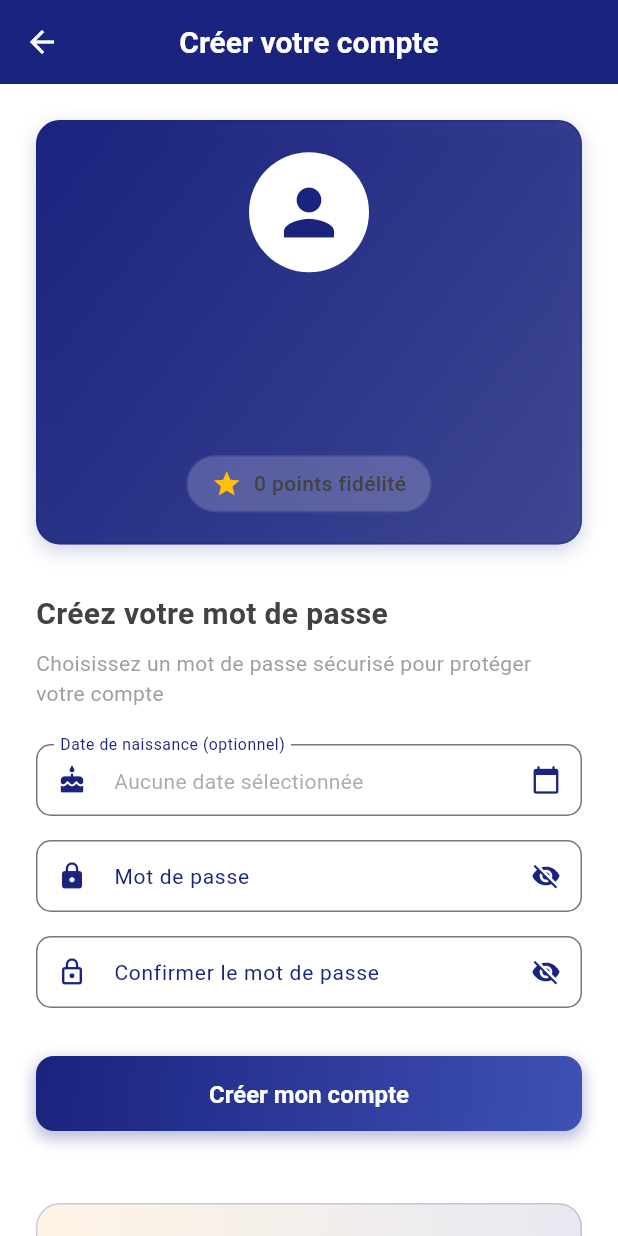
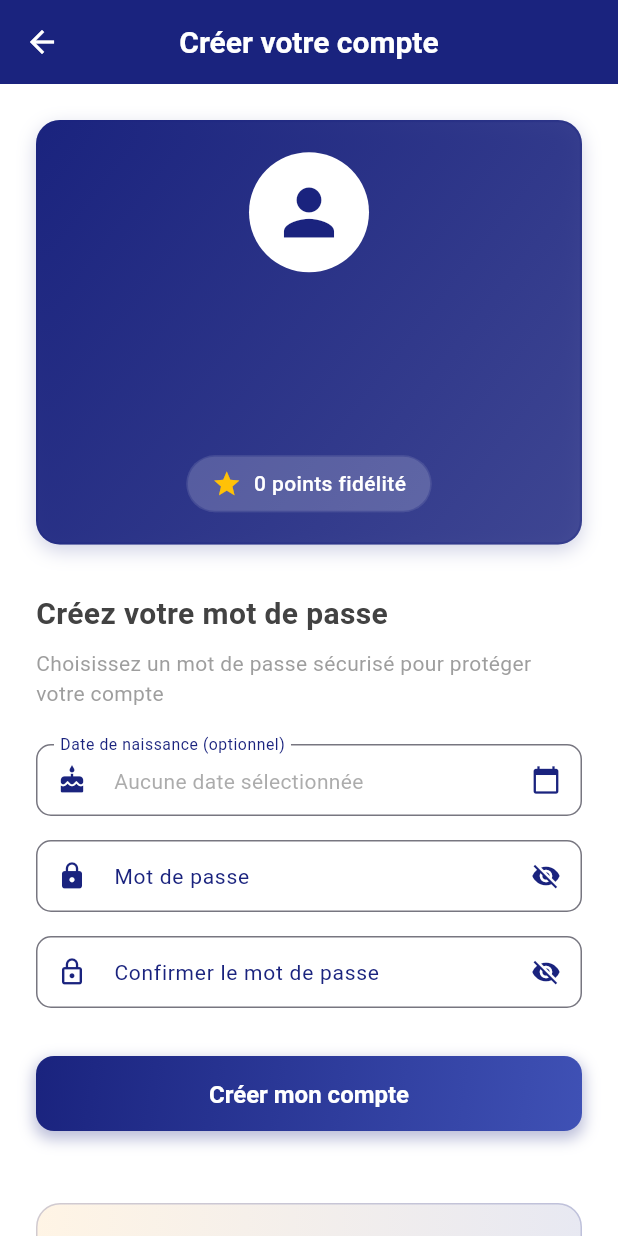
Before and after one commit to alaminefaye/mobile_artluxurybus, a Flutter app: the CreateAccountScreen screen opened directly with empty values, on a phone screen of 412 x 824 dp. Run offline on Flutter 3.47's test engine with Material 3 defaults, Android fonts, the phone set to English and light mode, and no system bars; our stand-ins replace cached_network_image, carousel_slider, device_info_plus, file_picker, firebase_core, firebase_messaging and 17 more; missing offline and left inert: ai_barcode_scanner, translator; accounts and stored records are empty; network calls fail; statements that could not run were skipped.

Commit message:
correction dans inscription client

```diff
--- a/lib/screens/create_account_screen.dart
+++ b/lib/screens/create_account_screen.dart
@@ -284,7 +284,9 @@ class _CreateAccountScreenState extends ConsumerState<CreateAccountScreen> {
                             style: TextStyle(
                               fontSize: 24,
                               fontWeight: FontWeight.bold,
-                              color: Theme.of(context).textTheme.bodyLarge?.color ?? Colors.white,
+                              color: isDark
+                                  ? Theme.of(context).textTheme.bodyLarge?.color ?? Colors.white
+                                  : Colors.white,
                             ),
                           ),
                           const SizedBox(height: 8),
@@ -292,7 +294,9 @@ class _CreateAccountScreenState extends ConsumerState<CreateAccountScreen> {
                             widget.client.telephone,
                             style: TextStyle(
                               fontSize: 16,
-                              color: Theme.of(context).textTheme.bodyMedium?.color?.withValues(alpha: 0.9),
+                              color: isDark
+                                  ? Theme.of(context).textTheme.bodyMedium?.color?.withValues(alpha: 0.9) ?? Colors.white
+                                  : Colors.white,
                             ),
                           ),
                           if (widget.client.email != null) ...[
@@ -301,7 +305,9 @@ class _CreateAccountScreenState extends ConsumerState<CreateAccountScreen> {
                               widget.client.email!,
                               style: TextStyle(
                                 fontSize: 14,
-                                color: Theme.of(context).textTheme.bodyMedium?.color?.withValues(alpha: 0.8),
+                                color: isDark
+                                    ? Theme.of(context).textTheme.bodyMedium?.color?.withValues(alpha: 0.8) ?? Colors.white.withValues(alpha: 0.9)
+                                    : Colors.white.withValues(alpha: 0.9),
                               ),
                             ),
                           ],
@@ -330,7 +336,9 @@ class _CreateAccountScreenState extends ConsumerState<CreateAccountScreen> {
                                 Text(
                                   '${widget.client.points} ${t('create_account.loyalty_points')}',
                                   style: TextStyle(
-                                    color: Theme.of(context).textTheme.bodyLarge?.color,
+                                    color: isDark
+                                        ? Theme.of(context).textTheme.bodyLarge?.color ?? Colors.white
+                                        : Colors.white,
                                     fontWeight: FontWeight.w500,
                                   ),
                                 ),
```
